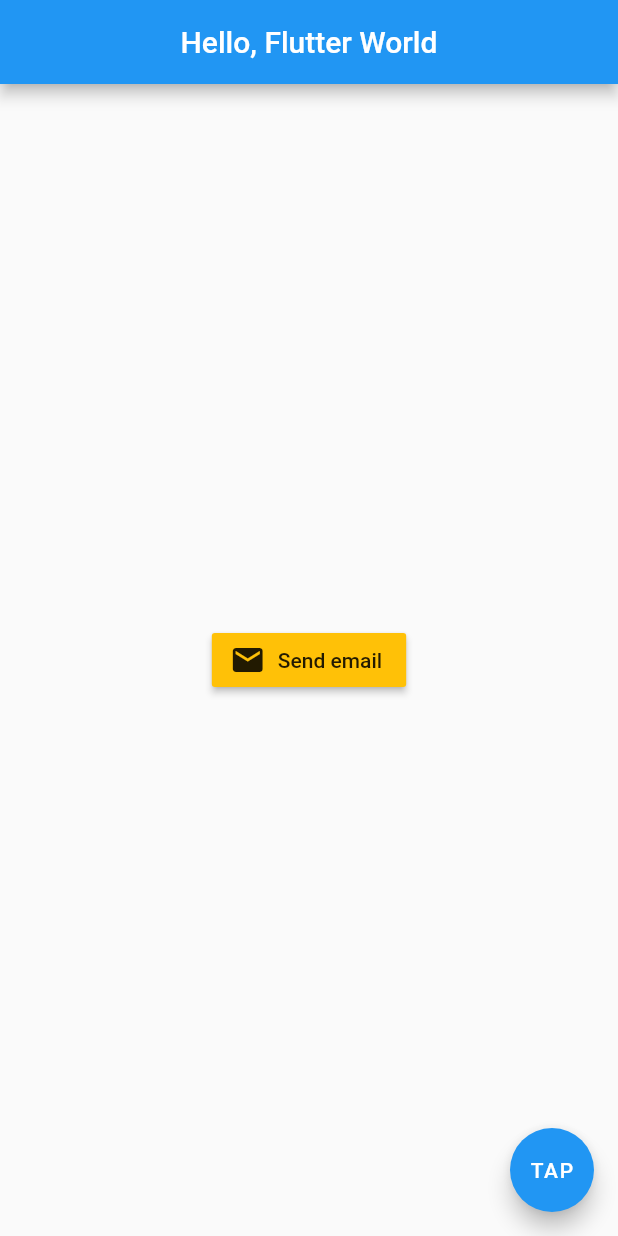
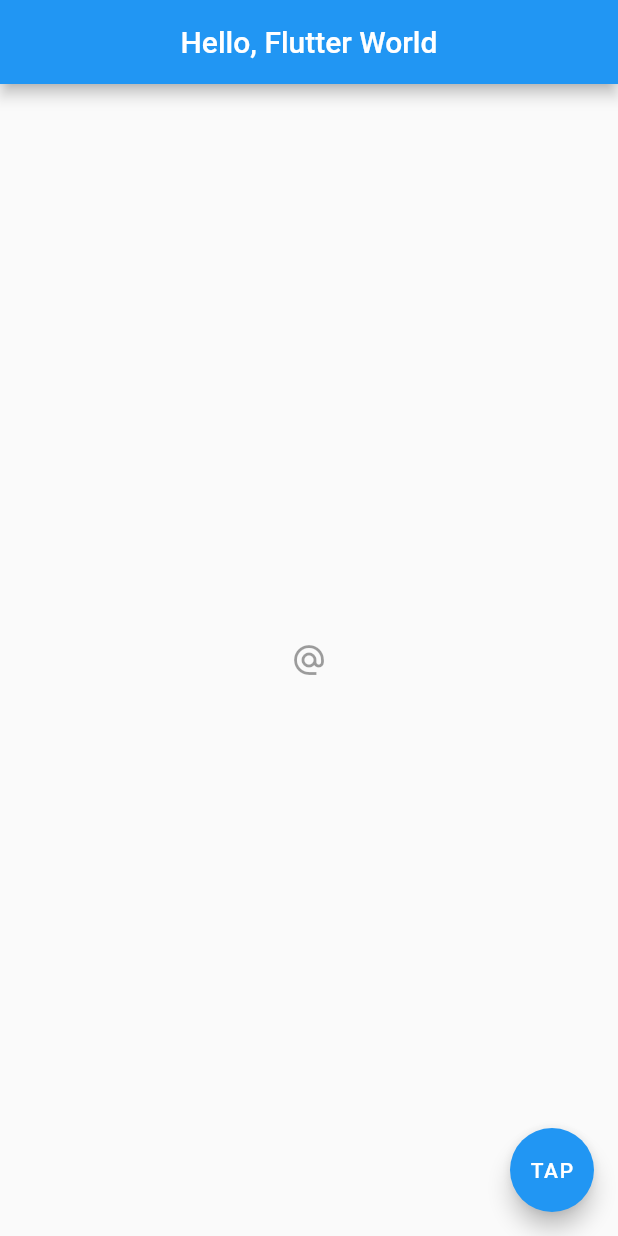
Before and after one commit to casa98/Flutter-Intro, a Flutter app: the screen it shows after launch, on a phone screen of 412 x 824 dp. Run offline on Flutter 3.47's test engine with Material 2 defaults, Android fonts, the phone set to English and light mode, and no system bars.

Commit message:
Add IconButton

```diff
--- a/lib/main.dart
+++ b/lib/main.dart
@@ -16,11 +16,10 @@ class MyApp extends StatelessWidget {
           centerTitle: true,
         ),
         body: Center(
-          child: RaisedButton.icon(
-            onPressed: () {},
-            icon: Icon(Icons.mail),
-            label: Text('Send email'),
-            color: Colors.amber,
+          child: IconButton(
+            // Just a clickable icon
+            icon: Icon(Icons.alternate_email),
+            onPressed: null,
           ),
         ),
         floatingActionButton: FloatingActionButton(
```
